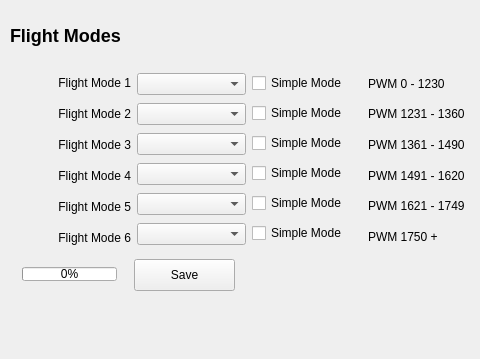
Qt form src/ui/configuration/FlightModeConfig.ui (ArduPilot/apm_planner) before a commit; both pictures show x 0 to 480 and y 0 to 359 of the 818 by 359 pixel window.
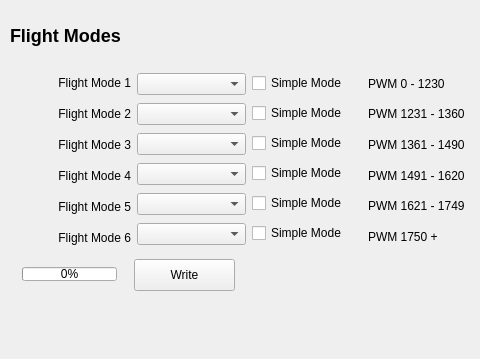
The same form after that commit.

Commit message:
Flight Modes: Hotkey, and name change
"Write" is more consistent than "Wave" with the terminology we use,
Load/save is file operations, write is for parameters.

```diff
--- a/src/ui/configuration/FlightModeConfig.ui
+++ b/src/ui/configuration/FlightModeConfig.ui
@@ -298,7 +298,10 @@
     </size>
    </property>
    <property name="text">
-    <string>Save</string>
+    <string>Write</string>
+   </property>
+   <property name="shortcut">
+    <string>Ctrl+W</string>
    </property>
   </widget>
  </widget>
```
